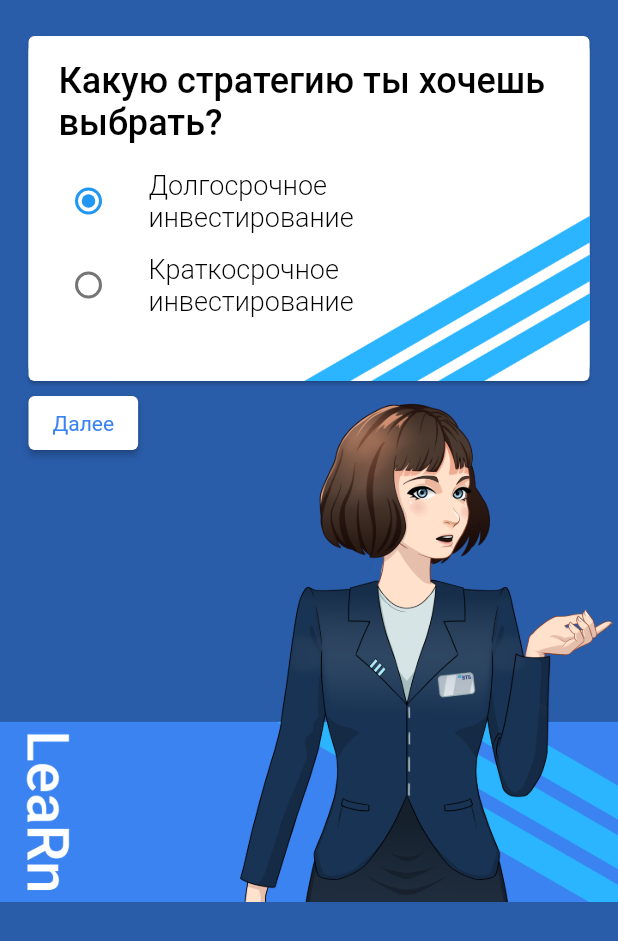
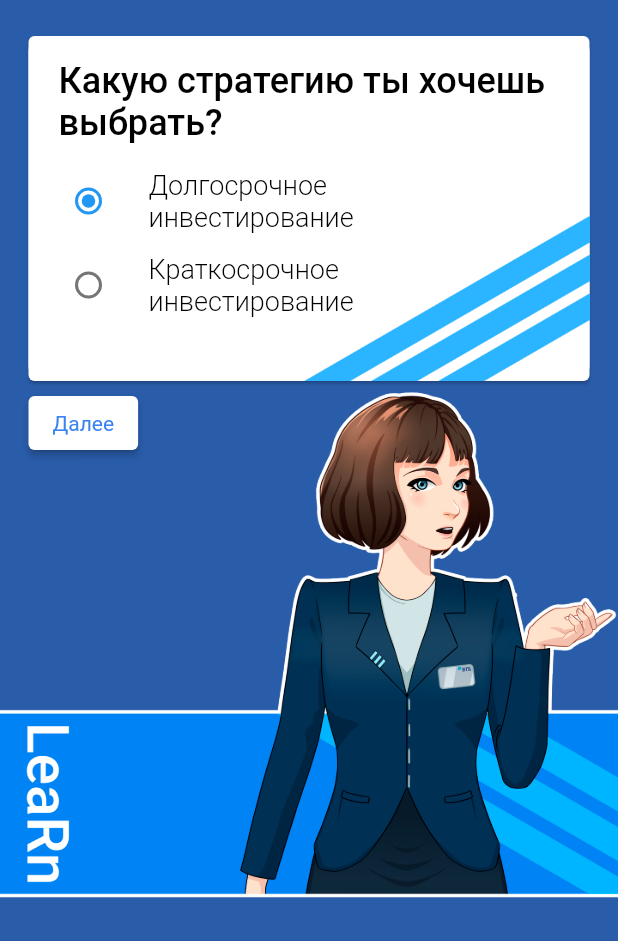
Before and after one commit to L3odr0id/vtb_hack, a Flutter app: the ChooseStrategy screen opened directly, on a phone screen of 412 x 824 dp. Shown: the top 941 px of the screen. Run offline on Flutter 3.47's test engine with Material 2 defaults, Android fonts, the phone set to English and light mode, and no system bars; our stand-ins replace google_fonts, percent_indicator; missing offline and left inert: swipeable_card_stack.

Commit message:
beautiful code

```diff
--- a/lib/presentation/pages/game/choose_strategy.dart
+++ b/lib/presentation/pages/game/choose_strategy.dart
@@ -29,11 +29,24 @@ class _ChooseStrategyState extends State<ChooseStrategy> {
           children: [
             Padding(
                 padding: const EdgeInsets.fromLTRB(15, 20, 15, 0),
-              child: Card(
+                child: _radioButtonsCard()),
+            Stack(
+              children: [
+                _image(),
+                _button(),
+              ],
+            ),
+          ],
+        ),
+      ),
+    );
+  }
+
+  Widget _radioButtonsCard() {
+    return Card(
       child: Container(
         decoration: BoxDecoration(
-                      borderRadius: BorderRadius.circular(10),
-                      color: Colors.white),
+            borderRadius: BorderRadius.circular(10), color: Colors.white),
         height: 230,
         child: Stack(
           children: [
@@ -43,8 +56,7 @@ class _ChooseStrategyState extends State<ChooseStrategy> {
                   children: [
                     Flexible(
                       child: Padding(
-                                  padding:
-                                  const EdgeInsets.fromLTRB(20, 16, 20, 10),
+                        padding: const EdgeInsets.fromLTRB(20, 16, 20, 10),
                         child: Text(
                           "Какую стратегию ты хочешь выбрать?",
                           style: GoogleFonts.roboto(
@@ -57,13 +69,27 @@ class _ChooseStrategyState extends State<ChooseStrategy> {
                     )
                   ],
                 ),
-                          ListTile(
+                _radioButton(
+                    "Долгосрочное \nинвестирование", Strategy.longInves),
+                _radioButton(
+                    'Краткосрочное \nинвестирование', Strategy.shortInvest)
+              ],
+            ),
+            _strips()
+          ],
+        ),
+      ),
+    );
+  }
+
+  Widget _radioButton(String text, Strategy strategy) {
+    return ListTile(
       title: Text(
-                              'Долгосрочное \nинвестирование',
+        text,
         style: GoogleFonts.roboto(textStyle: _textStyle()),
       ),
       leading: Radio<Strategy>(
-                              value: Strategy.longInves,
+        value: strategy,
         groupValue: _strategy,
         onChanged: (Strategy? value) {
           setState(() {
@@ -71,48 +97,34 @@ class _ChooseStrategyState extends State<ChooseStrategy> {
           });
         },
       ),
-                          ),
-                          ListTile(
-                            title: Text(
-                              'Краткосрочное \nинвестирование',
-                              style: _textStyle(),
-                            ),
-                            leading: Radio<Strategy>(
-                              value: Strategy.shortInvest,
-                              groupValue: _strategy,
-                              onChanged: (Strategy? value) {
-                                setState(() {
-                                  _strategy = value;
-                                });
-                              },
-                            ),
-                          ),
-                        ],
-                      ),
+    );
+  }
 
-                      Padding(
+  Widget _strips() {
+    return Padding(
       padding: const EdgeInsets.only(top: 111),
       child: Row(
         mainAxisAlignment: MainAxisAlignment.end,
         children: [
           RotatedBox(
             quarterTurns: 2,
-                              child: Image(image: AssetImage('assets/other/25.png'),
+            child: Image(
+              image: AssetImage('assets/other/25.png'),
               height: 124,
-                                alignment: Alignment.topRight,),
-                            ),
-                          ],
+              alignment: Alignment.topRight,
             ),
           ),
         ],
       ),
-                ),
-              ),
-            ),
-            Stack(
-              children: [
-                Image(image: AssetImage('assets/instruments/tuan_1.png')),
-                Padding(
+    );
+  }
+
+  Widget _image() {
+    return Image(image: AssetImage('assets/natasha/group_33.png'));
+  }
+
+  Widget _button() {
+    return Padding(
       padding: const EdgeInsets.only(left: 19),
       child: ElevatedButton(
         style: ElevatedButton.styleFrom(
@@ -125,12 +137,6 @@ class _ChooseStrategyState extends State<ChooseStrategy> {
               color: Color(0xff3A83F1),
             )),
       ),
-                )
-              ],
-            ),
-          ],
-        ),
-      ),
     );
   }
 }
--- a/lib/presentation/pages/home/home_page.dart
+++ b/lib/presentation/pages/home/home_page.dart
@@ -4,6 +4,7 @@ import 'package:vtb_game_win/common/constants.dart';
 import 'package:vtb_game_win/presentation/pages/about/about_page.dart';
 import 'package:vtb_game_win/presentation/pages/fame/hall_of_fame.dart';
 import 'package:vtb_game_win/presentation/pages/game/choose_strategy.dart';
+import 'package:vtb_game_win/presentation/pages/game/cogratulations.dart';
 import 'package:vtb_game_win/presentation/pages/game/game_page.dart';
 
 class HomePage extends StatefulWidget {
@@ -13,7 +14,7 @@ class HomePage extends StatefulWidget {
 
 class _HomePageState extends State<HomePage> {
   int _selectedIndex = 1;
-  Widget _hallOfFame = ChooseStrategy();
+  Widget _hallOfFame = Congratulations();
   Widget _game = GamePage();
   // Widget _about = AboutPage();
 
```
Also changed, not shown: lib/presentation/pages/game/cogratulations.dart (+57 -50 lines), assets/instruments/tuan_1.png (deleted), assets/instruments/tuan_1_2.png (deleted), assets/natasha/Group_38 1.png (deleted), assets/natasha/group_33.png (added). Lines whose indentation alone changed are shown as unchanged.
